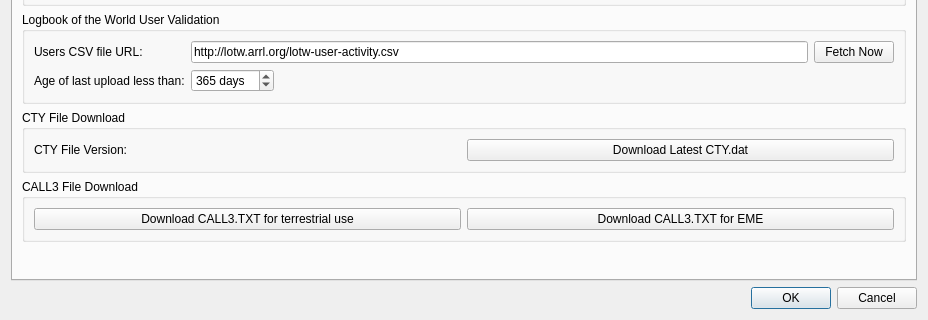
Qt form Configuration.ui (uaro-radio/wsjtx) before a commit; both pictures show x 0 to 928 and y 396 to 716 of the 928 by 716 pixel window.
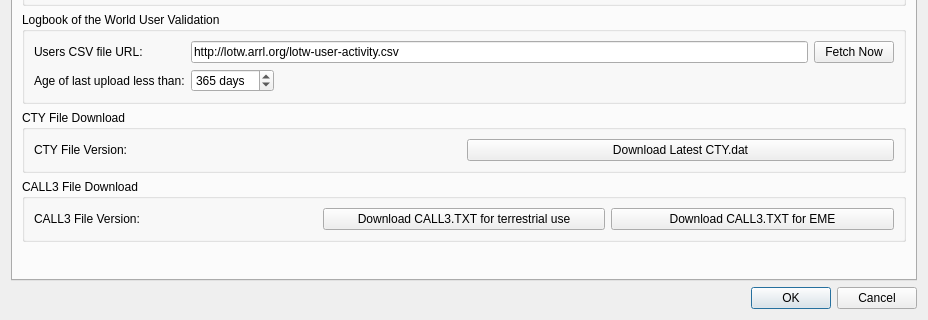
The same form after that commit. The open tabs and pages were chosen to show the change. Custom widgets are drawn as their Qt base class.

Commit message: Display CALL3.TXT file version + better handling of the CALL3_backup.TXT file.

```diff
--- a/Configuration.ui
+++ b/Configuration.ui
@@ -2945,6 +2945,13 @@
           <string>CALL3 File Download</string>
          </property>
          <layout class="QHBoxLayout" name="call3_horizontalLayout">
+          <item>
+           <widget class="QLabel" name="CALL3_file_label">
+            <property name="text">
+             <string>CALL3 File Version:</string>
+            </property>
+           </widget>
+          </item>
           <item>
            <widget class="QPushButton" name="CALL3_download_button">
             <property name="toolTip">
```
Left out of the diff: 8 changed lines with no effect on the pictures. The commit also changes 6 other files.
